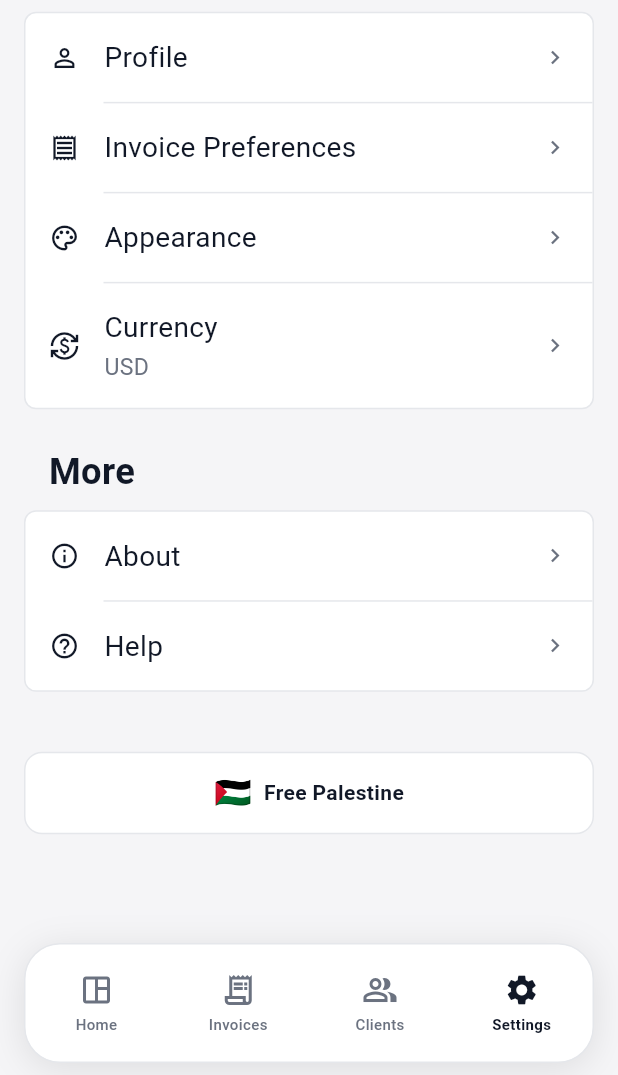
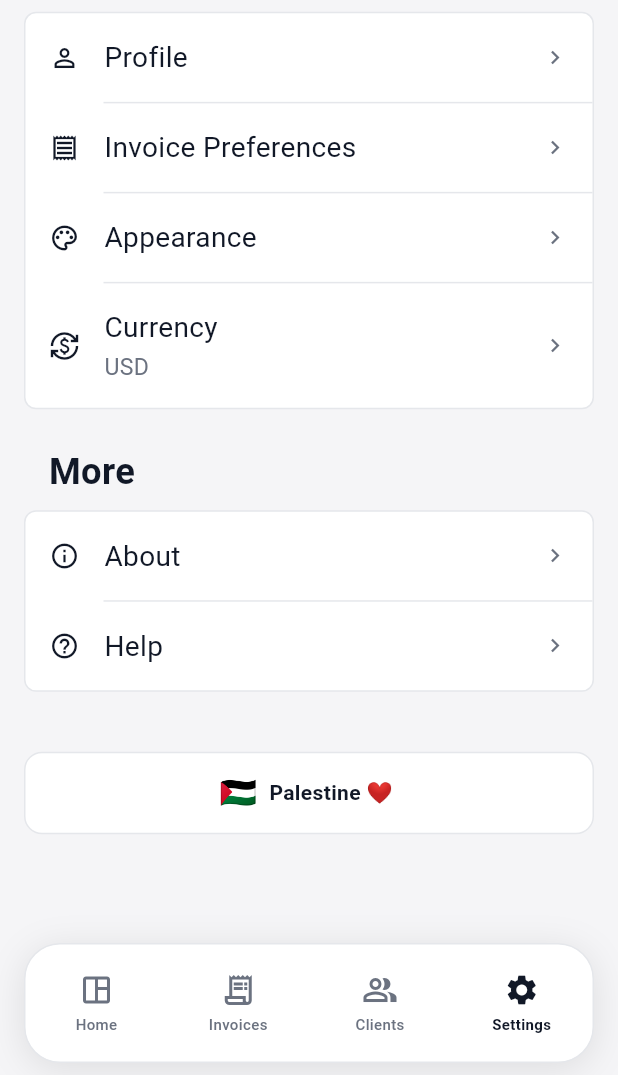
Before and after one commit to HASHIM-HAMEEM/BillExpertApp, a Flutter app: the SettingsScreen screen opened by its route, on a phone screen of 412 x 824 dp, the part 161-1236 px from its top. Run offline on Flutter 3.47's test engine with Material 3 defaults, Android fonts, the phone set to English and light mode, and no system bars; our stand-ins replace connectivity_plus, flutter_form_builder, flutter_riverpod, form_builder_validators, go_router, google_mobile_ads and 5 more; accounts and stored records are empty; network calls fail.

```diff
--- a/lib/core/services/fx_rates_repository.dart
+++ b/lib/core/services/fx_rates_repository.dart
@@ -1,6 +1,5 @@
 import 'dart:convert';
 import 'dart:developer' as developer;
-import '../utils/app_logger.dart';
 import 'package:hive/hive.dart';
 import 'package:flutter_riverpod/flutter_riverpod.dart';
 import 'package:http/http.dart' as http;
--- a/lib/features/settings/settings_screen.dart
+++ b/lib/features/settings/settings_screen.dart
@@ -128,7 +128,7 @@ class SettingsScreen extends ConsumerWidget {
                   const Text('🇵🇸', style: TextStyle(fontSize: 20)),
                   const SizedBox(width: 8),
                   Text(
-                    'Free Palestine',
+                    'Palestine ❤️ ',
                     style: TextStyle(
                       fontSize: 14,
                       fontWeight: FontWeight.w600,
```
